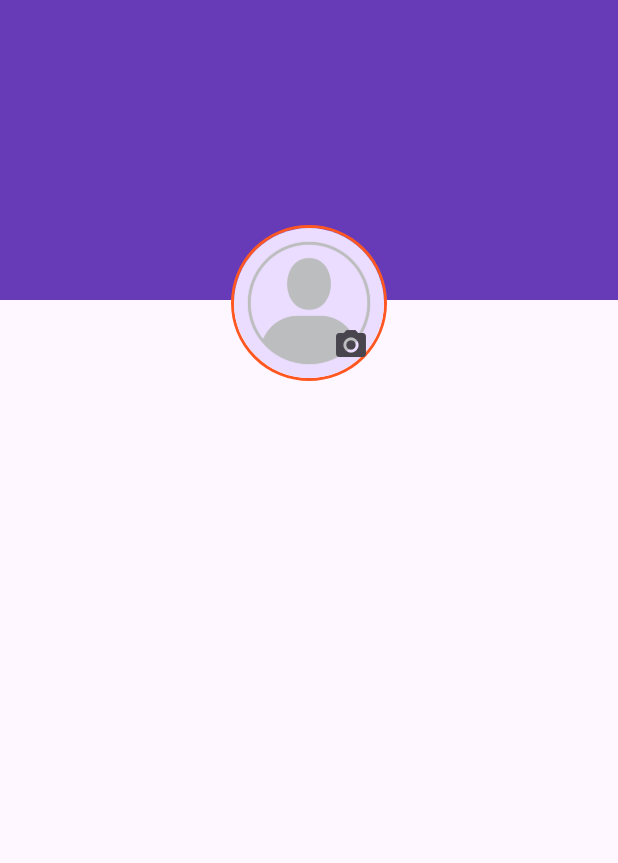
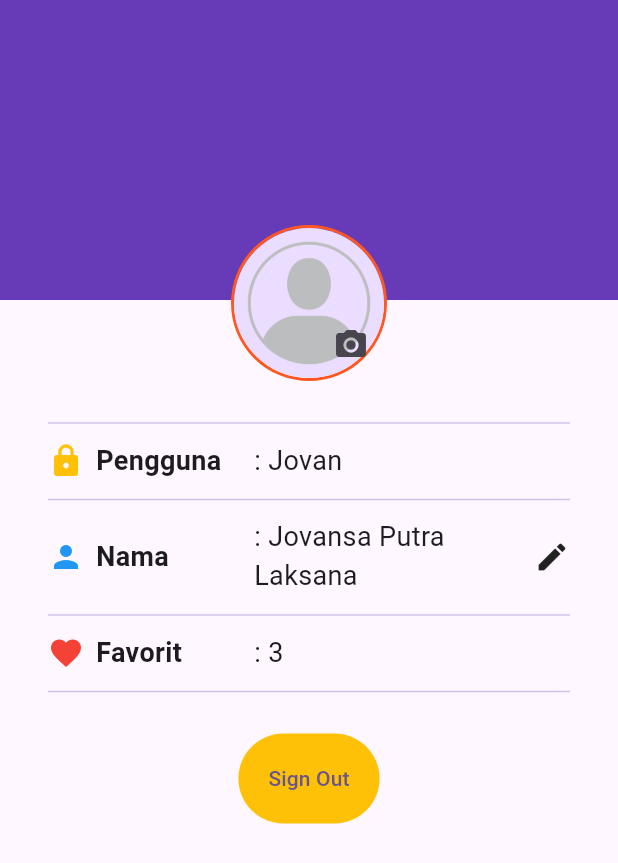
Before and after one commit to Mobile-Programming-MDP/materi-latihan-flutter-2226250050anJovansa, a Flutter app: the screen it shows after launch, on a phone screen of 412 x 824 dp. Shown: the top 863 px of the screen. Run offline on Flutter 3.47's test engine with Material 2 defaults, Android fonts, the phone set to English and light mode, and no system bars; our stand-ins replace connectivity_plus.

Commit message:
lanjutan widgets candi

```diff
--- a/wisata_candi/lib/main.dart
+++ b/wisata_candi/lib/main.dart
@@ -1,5 +1,5 @@
 import 'package:flutter/material.dart';
-//import 'package:wisata_candi/screens/detail_screen.dart';
+import 'package:wisata_candi/screens/detail_screen.dart';
 import 'package:wisata_candi/data/candi_data.dart';
 import 'package:wisata_candi/screens/profile_screen.dart';
 
@@ -13,6 +13,7 @@ class MyApp extends StatelessWidget {
   Widget build(BuildContext context) {
     return MaterialApp(
       title: "Wisata Candi",
+      debugShowCheckedModeBanner: false,
       theme: ThemeData(
         colorScheme: ColorScheme.fromSeed(seedColor: Colors.deepPurple),
         useMaterial3: true,
--- a/wisata_candi/lib/screens/profile_screen.dart
+++ b/wisata_candi/lib/screens/profile_screen.dart
@@ -1,4 +1,5 @@
 import 'package:flutter/material.dart';
+import 'package:wisata_candi/widgets/profile_info_item.dart';
 
 class ProfileScreen extends StatefulWidget {
   const ProfileScreen({super.key});
@@ -10,9 +11,9 @@ class ProfileScreen extends StatefulWidget {
 class _ProfileScreenState extends State<ProfileScreen> {
   //TODO: 1. Deklarasi variable(state) yang dibutuhkan
   bool isSignIn = true;
-  String fullName = "";
-  String userName = "";
-  int favoriteCandiCount = 0;
+  String fullName = "Jovansa Putra Laksana";
+  String userName = "Jovan";
+  int favoriteCandiCount = 3;
 
   @override
   Widget build(BuildContext context) {
@@ -58,12 +59,90 @@ class _ProfileScreenState extends State<ProfileScreen> {
                       ),
                     ),
                   ),
-
-                //TODO 3.Buat bagian ProfileInfo yang berisi info profil
-                //TODO 4.Buat bagian ProfileAction yang berisi Textbutton Signin/Signout
+                  Padding(
+                    padding: const EdgeInsets.symmetric(horizontal: 16),
+                    child: Column(
+                      children: [
+                        const SizedBox(
+                          height: 20,
+                        ),
+                        Divider(
+                          color: Colors.deepPurple[100],
+                        ),
+                        const SizedBox(
+                          height: 4,
+                        ),
+                        ProfileInfoItem(
+                          icon: Icons.lock,
+                          label: 'Pengguna',
+                          value: userName,
+                          iconColor: Colors.amber,
+                        ),
+                        const SizedBox(
+                          height: 5,
+                        ),
+                        Divider(
+                          color: Colors.deepPurple[100],
+                        ),
+                        const SizedBox(
+                          height: 4,
+                        ),
+                        ProfileInfoItem(
+                            icon: Icons.person,
+                            label: 'Nama',
+                            value: fullName,
+                            showEditIcon: isSignIn,
+                            onEditPressed: () {
+                              debugPrint('Icon edit ditekan ...');
+                            },
+                            iconColor: Colors.blue),
+                        const SizedBox(
+                          height: 5,
+                        ),
+                        Divider(
+                          color: Colors.deepPurple[100],
+                        ),
+                        const SizedBox(
+                          height: 4,
+                        ),
+                        ProfileInfoItem(
+                            icon: Icons.favorite,
+                            label: 'Favorit',
+                            value: favoriteCandiCount > 0
+                                ? '$favoriteCandiCount'
+                                : '',
+                            iconColor: Colors.red),
+                        const SizedBox(
+                          height: 5,
+                        ),
+                        Divider(
+                          color: Colors.deepPurple[100],
+                        ),
+                        SizedBox(
+                          height: 20,
+                        ),
+                        isSignIn
+                            ? TextButton(
+                                onPressed: () {},
+                                child: Text('Sign Out'),
+                                style: TextButton.styleFrom(
+                                    backgroundColor: Colors.amber,
+                                    padding: const EdgeInsets.all(20),
+                                    elevation: 5),
+                              )
+                            : TextButton(
+                                onPressed: () {},
+                                child: Text('Sign In'),
+                                style: TextButton.styleFrom(
+                                    backgroundColor: Colors.amber,
+                                    padding: const EdgeInsets.all(20),
+                                    elevation: 5),
+                              )
                       ],
                     ),
                   ),
+                ],
+              ))
         ],
       ),
     );
--- /dev/null
+++ b/wisata_candi/lib/widgets/profile_info_item.dart
@@ -0,0 +1,55 @@
+import 'package:flutter/material.dart';
+
+class ProfileInfoItem extends StatelessWidget {
+  final IconData icon;
+  final String label;
+  final String value;
+  final bool showEditIcon;
+  final VoidCallback? onEditPressed;
+  final Color iconColor;
+
+  const ProfileInfoItem({
+    super.key,
+    required this.icon,
+    required this.label,
+    required this.value,
+    this.showEditIcon = false,
+    this.onEditPressed,
+    required this.iconColor,
+  });
+
+  @override
+  Widget build(BuildContext context) {
+    return Row(
+      children: [
+        SizedBox(
+          width: MediaQuery.of(context).size.width / 3,
+          child: Row(
+            children: [
+              Icon(
+                icon,
+                color: iconColor,
+              ),
+              const SizedBox(
+                width: 8,
+              ),
+              Text(
+                label,
+                style:
+                    const TextStyle(fontSize: 18, fontWeight: FontWeight.bold),
+              )
+            ],
+          ),
+        ),
+        Expanded(
+          child: Text(
+            ': $value',
+            style: const TextStyle(fontSize: 18),
+          ),
+        ),
+        if (showEditIcon)
+          InkWell(onTap: onEditPressed, child: const Icon(Icons.edit))
+      ],
+    );
+  }
+}
```
Lines whose indentation alone changed are shown as unchanged.
